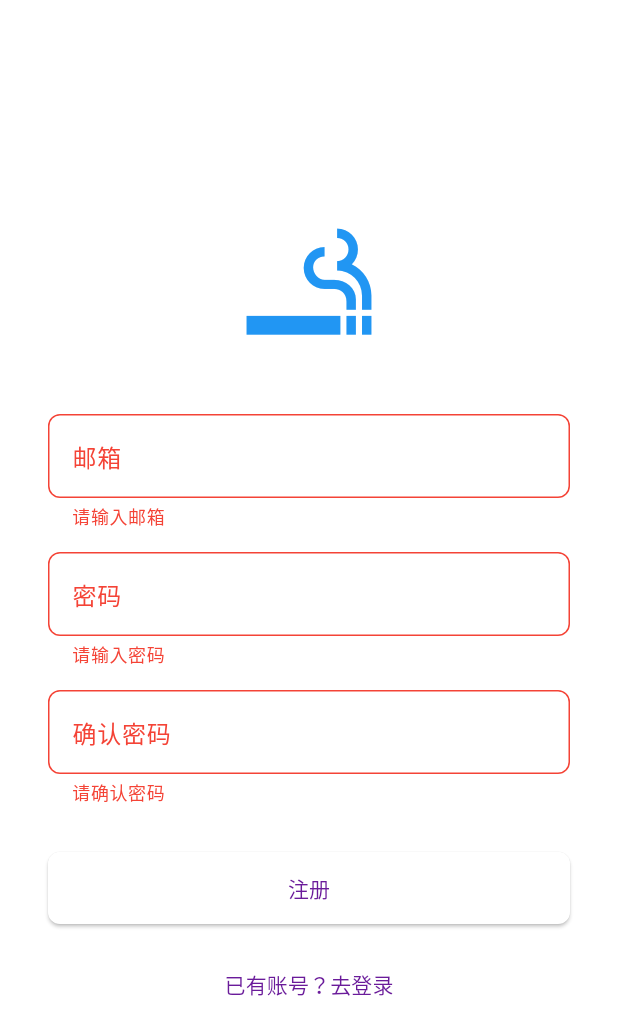
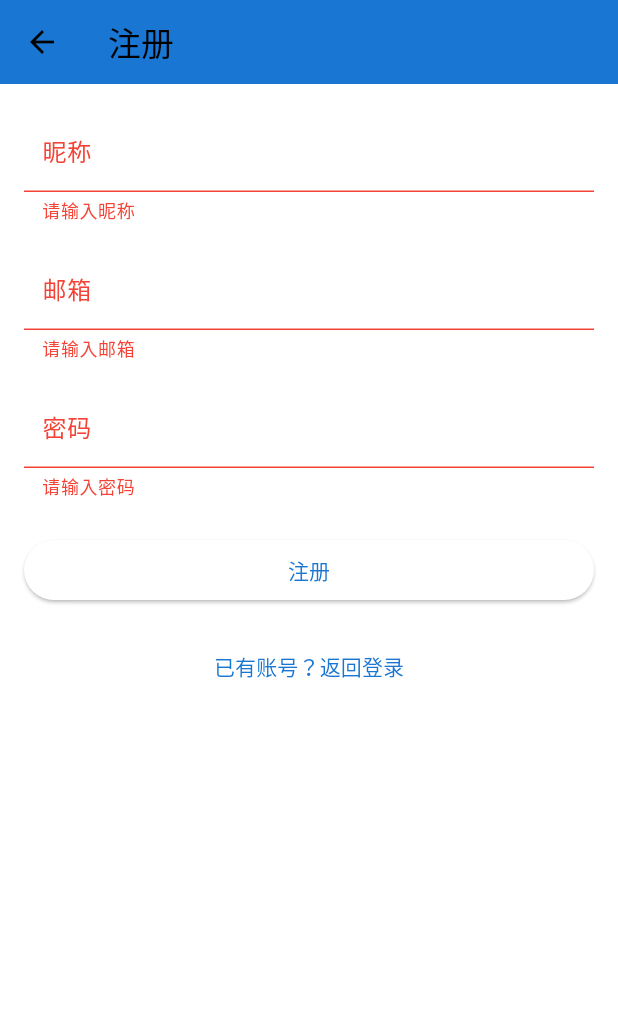
Before and after one commit to oliyo2023/stopsmoking_app, a Flutter app: the RegisterPage screen opened by its route, after a tap on "注册", on a phone screen of 412 x 824 dp. Shown: the top 1035 px of the screen. Run offline on Flutter 3.47's test engine with Material 3 defaults, Android fonts, the phone set to English and light mode, and no system bars; our stand-ins replace flutter_widget_from_html, get, image_picker, pocketbase, shared_preferences; accounts and stored records are empty; network calls fail.

Commit message:
修改register页面样式

```diff
--- a/lib/config.dart
+++ b/lib/config.dart
@@ -1,2 +1,5 @@
 /// PocketBase 服务器地址
 const String pocketBaseUrl = 'https://8.140.206.248/pocketbase';
+
+/// DeepSeek API 基础 URL
+const String deepSeekBaseUrl = 'https://8.140.206.248/v1';
--- a/lib/pages/profile_page.dart
+++ b/lib/pages/profile_page.dart
@@ -183,7 +183,9 @@ class _ProfilePageState extends State<ProfilePage> {
                   const SizedBox(height: 20),
                   TextFormField(
                     controller: _nicknameController, // 昵称输入框
-                    decoration: const InputDecoration(labelText: '昵称'),
+                    decoration: const InputDecoration(
+                      labelText: '昵称',
+                    ),
                     validator: (value) {
                       if (value == null || value.isEmpty) {
                         return '请输入昵称'; // 昵称不能为空
--- a/lib/pages/register_page.dart
+++ b/lib/pages/register_page.dart
@@ -1,7 +1,6 @@
 import 'package:flutter/material.dart';
 import 'package:get/get.dart';
-import 'package:pocketbase/pocketbase.dart';
-import 'package:jieyan_app/services/pocketbase_service.dart';
+import 'package:jieyan_app/providers/user_provider.dart';
 
 class RegisterPage extends StatefulWidget {
   const RegisterPage({super.key});
@@ -12,157 +11,133 @@ class RegisterPage extends StatefulWidget {
 
 class _RegisterPageState extends State<RegisterPage> {
   final _formKey = GlobalKey<FormState>();
+  final _nameController = TextEditingController();
   final _emailController = TextEditingController();
   final _passwordController = TextEditingController();
-  final _passwordConfirmController = TextEditingController();
   bool _isLoading = false;
-  late final PocketBaseService _pbService;
+  late final UserProvider _userProvider;
 
   @override
   void initState() {
     super.initState();
-    _pbService = Get.find<PocketBaseService>(); // 获取 PocketBaseService 实例
+    _userProvider = Get.find<UserProvider>(); // 获取 UserProvider 实例
   }
 
   @override
   void dispose() {
+    _nameController.dispose();
     _emailController.dispose();
     _passwordController.dispose();
-    _passwordConfirmController.dispose();
     super.dispose();
   }
 
   Future<void> _registerUser() async {
+    if (_formKey.currentState!.validate()) {
       setState(() {
         _isLoading = true;
       });
-
       try {
-      await _pbService.pb.collection('users').create(body: {
-        'email': _emailController.text,
-        'password': _passwordController.text,
-        'passwordConfirm': _passwordConfirmController.text,
-      });
-      // ignore: use_build_context_synchronously
-      await Future.delayed(const Duration(milliseconds: 100)); // Add delay
-      // ignore: use_build_context_synchronously
-      Navigator.pushReplacementNamed(context, '/login');
-      Get.snackbar(
-        '注册成功',
-        '请登录',
-        backgroundColor: Colors.green,
-        colorText: Colors.white,
+        await _userProvider.register(
+          _emailController.text,
+          _passwordController.text,
+          _nameController.text,
         );
-    } on ClientException catch (e) {
-      Get.snackbar(
-        '注册失败',
-        e.response['message'] ?? '未知错误',
-        backgroundColor: Colors.red,
-        colorText: Colors.white,
-      );
+        Get.offAllNamed('/home');
+      } catch (e) {
+        // 错误已经在 UserProvider 中处理
       } finally {
+        if (mounted) {
           setState(() {
             _isLoading = false;
           });
+        }
+      }
     }
   }
 
   @override
   Widget build(BuildContext context) {
     return Scaffold(
-      body: Center(
-        child: SingleChildScrollView(
-          padding: const EdgeInsets.all(32.0),
+      appBar: AppBar(
+        title: const Text('注册'),
+      ),
+      body: SingleChildScrollView(
+        padding: const EdgeInsets.all(16.0),
         child: Form(
           key: _formKey,
           child: Column(
-              mainAxisAlignment: MainAxisAlignment.center,
             children: [
-                const Icon(Icons.smoking_rooms,
-                    size: 100, color: Colors.blue), // Placeholder logo
-                const SizedBox(height: 32),
+              TextFormField(
+                controller: _nameController,
+                decoration: const InputDecoration(
+                  labelText: '昵称',
+                  isDense: true,
+                  contentPadding: EdgeInsets.symmetric(vertical: 8.0, horizontal: 12.0),
+                ),
+                validator: (value) {
+                  if (value == null || value.isEmpty) {
+                    return '请输入昵称';
+                  }
+                  return null;
+                },
+              ),
+              const SizedBox(height: 16.0),
               TextFormField(
                 controller: _emailController,
-                  decoration: InputDecoration(
+                decoration: const InputDecoration(
                   labelText: '邮箱',
-                    border: OutlineInputBorder(
-                      borderRadius: BorderRadius.circular(8.0),
+                  isDense: true,
+                  contentPadding: EdgeInsets.symmetric(vertical: 8.0, horizontal: 12.0),
                 ),
-                  ),
-                  keyboardType: TextInputType.emailAddress,
                 validator: (value) {
                   if (value == null || value.isEmpty) {
                     return '请输入邮箱';
                   }
+                  if (!GetUtils.isEmail(value)) {
+                    return '请输入有效的邮箱地址';
+                  }
                   return null;
                 },
               ),
-                const SizedBox(height: 16),
+              const SizedBox(height: 16.0),
               TextFormField(
                 controller: _passwordController,
-                  decoration: InputDecoration(
+                decoration: const InputDecoration(
                   labelText: '密码',
-                    border: OutlineInputBorder(
-                      borderRadius: BorderRadius.circular(8.0),
-                    ),
+                  isDense: true,
+                  contentPadding: EdgeInsets.symmetric(vertical: 8.0, horizontal: 12.0),
                 ),
                 obscureText: true,
                 validator: (value) {
                   if (value == null || value.isEmpty) {
                     return '请输入密码';
                   }
-                    // Add password strength validation if needed
-                    return null;
-                  },
-                ),
-                const SizedBox(height: 16),
-                TextFormField(
-                  controller: _passwordConfirmController,
-                  decoration: InputDecoration(
-                    labelText: '确认密码',
-                    border: OutlineInputBorder(
-                      borderRadius: BorderRadius.circular(8.0),
-                    ),
-                  ),
-                  obscureText: true,
-                  validator: (value) {
-                    if (value == null || value.isEmpty) {
-                      return '请确认密码';
-                    }
-                    if (value != _passwordController.text) {
-                      return '两次输入的密码不一致';
+                  if (value.length < 6) {
+                    return '密码长度至少为6位';
                   }
                   return null;
                 },
               ),
-                const SizedBox(height: 32),
-                ElevatedButton(
-                  onPressed: _isLoading
-                      ? null
-                      : () {
-                          if (_formKey.currentState!.validate()) {
-                            _registerUser();
-                          }
-                        },
-                  style: ElevatedButton.styleFrom(
-                    minimumSize: const Size(double.infinity, 48),
-                    shape: RoundedRectangleBorder(
-                      borderRadius: BorderRadius.circular(8.0),
+              const SizedBox(height: 24.0),
+              SizedBox(
+                width: double.infinity,
+                child: ElevatedButton(
+                  onPressed: _isLoading ? null : _registerUser,
+                  child: _isLoading
+                      ? const SizedBox(
+                          height: 20,
+                          width: 20,
+                          child: CircularProgressIndicator(strokeWidth: 2),
+                        )
+                      : const Text('注册'),
                 ),
               ),
-                  child: _isLoading
-                      ? const CircularProgressIndicator()
-                      : const Text('注册'),
-                ),
-                const SizedBox(height: 16),
+              const SizedBox(height: 16.0),
               TextButton(
-                  onPressed: () {
-                    Get.toNamed('/login');
-                  },
-                  child: const Text('已有账号？去登录'),
+                onPressed: () => Get.back(),
+                child: const Text('已有账号？返回登录'),
               ),
             ],
-            ),
           ),
         ),
       ),
--- a/lib/services/deepseek_service.dart
+++ b/lib/services/deepseek_service.dart
@@ -1,10 +1,10 @@
 import 'package:http/http.dart' as http;
 import 'dart:convert';
 import 'package:get/get.dart';
+import 'package:jieyan_app/config.dart';
 
 class DeepSeekService extends GetxService {
   final String apiKey; // DeepSeek API 密钥
-  final String baseUrl = 'https://8.140.206.248/v1'; // DeepSeek API 基础 URL
 
   DeepSeekService({required this.apiKey});
 
@@ -15,7 +15,7 @@ class DeepSeekService extends GetxService {
 
   Future<String> getChatResponse(String message) async {
     final response = await http.post(
-      Uri.parse('$baseUrl/chat/completions'),
+      Uri.parse('$deepSeekBaseUrl/chat/completions'),
       headers: {
         'Content-Type': 'application/json',
         'Authorization': 'Bearer $apiKey',
--- a/lib/theme/app_theme.dart
+++ b/lib/theme/app_theme.dart
@@ -2,12 +2,12 @@ import 'package:flutter/material.dart';
 
 final appTheme = ThemeData(
   appBarTheme: const AppBarTheme(
-    backgroundColor: Color(0xFF6A1B9A),
+    backgroundColor: Color(0xFF1976D2),
   ),
   colorScheme: const ColorScheme(
-    primary: Color(0xFF6A1B9A), // 深紫色
-    secondary: Color(0xFF9C27B0), // 中等紫色
-    surface: Colors.white, // 浅紫色背景
+    primary: Color(0xFF1976D2), // 深蓝色
+    secondary: Color(0xFF2196F3), // 中等蓝色
+    surface: Colors.white, // 白色背景
     error: Colors.red,
     onPrimary: Colors.white,
     onSecondary: Colors.white,
@@ -16,7 +16,7 @@ final appTheme = ThemeData(
     brightness: Brightness.light,
   ),
   bottomNavigationBarTheme: const BottomNavigationBarThemeData(
-    selectedItemColor: Color(0xFF6A1B9A),
+    selectedItemColor: Color(0xFF1976D2),
     unselectedItemColor: Colors.grey,
   ),
 );
--- a/pubspec.yaml
+++ b/pubspec.yaml
@@ -25,6 +25,8 @@ dev_dependencies:
 
 flutter:
   uses-material-design: true
+  assets:
+    - assets/images/register_bg.png
   fonts:
     - family: Noto Sans SC
       fonts:
```
Also changed, not shown: lib/pages/login_page.dart (+17 -11 lines), assets/images/register_bg.png (added). Lines whose indentation alone changed are shown as unchanged.
